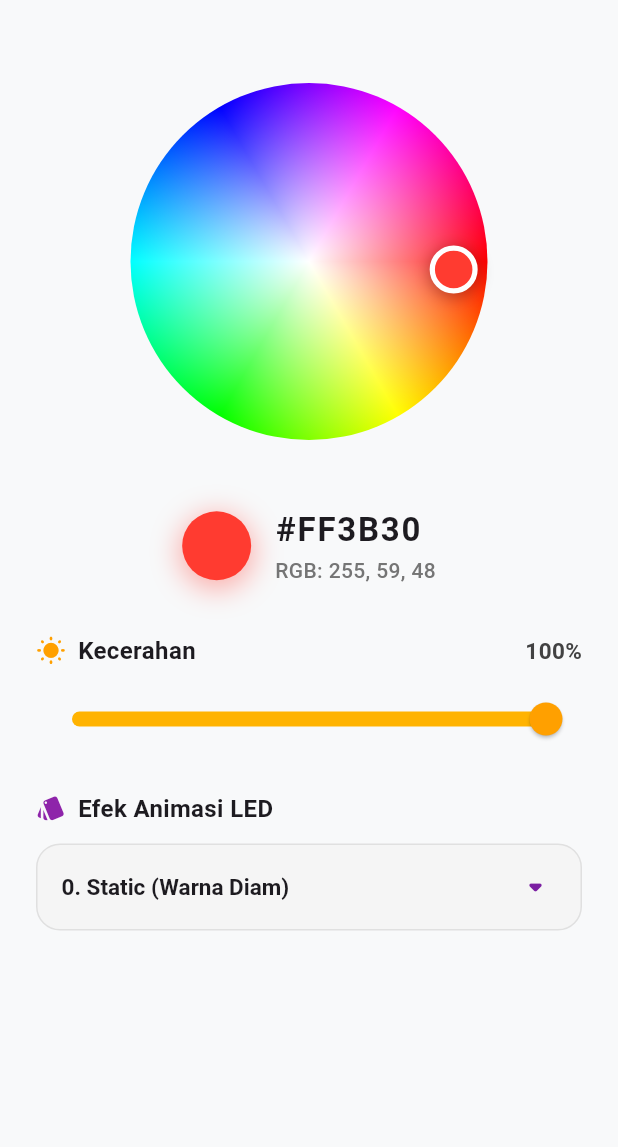
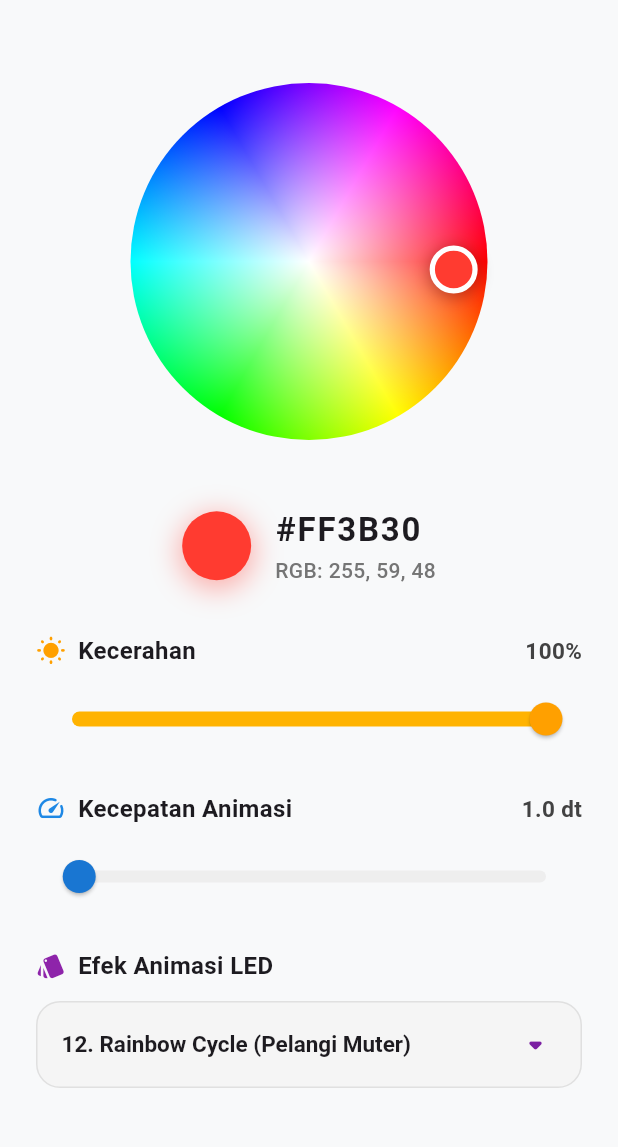
Before and after one commit to nh-hadi/rgb_light, a Flutter app: the screen it shows after launch, on a phone screen of 412 x 824 dp, the part 61-1208 px from its top. Run offline on Flutter 3.47's test engine with Material 3 defaults, Android fonts, the light colour scheme and no system bars; network calls fail.

Commit message:
feat: perbaikan koneksi websocket ganda, slider kecepatan, mode rainbow default, dan ci workflow

```diff
--- a/lib/main.dart
+++ b/lib/main.dart
@@ -38,10 +38,13 @@ class ColorControlScreen extends StatefulWidget {
 }
 
 class _ColorControlScreenState extends State<ColorControlScreen> {
-  // Status Warna, Kecerahan, dan Mode Efek
+  // Status Warna, Kecerahan, Kecepatan, dan Mode Efek
   Color _selectedColor = const Color(0xFFFF3B30); // Warna Awal (Merah)
   double _brightness = 255.0; // Kecerahan 0 - 255
-  WS2812FXMode _selectedMode = kWS2812FXModes[0]; // Default Mode 0 (Static)
+  double _speed = 1000.0; // Kecepatan default 1000 ms (1 detik)
+
+  // Default Mode ke Mode 12 (Rainbow Cycle) sesuai permintaan
+  WS2812FXMode _selectedMode = kWS2812FXModes[12];
 
   final EspWebSocketService _espService = EspWebSocketService();
 
@@ -63,11 +66,16 @@ class _ColorControlScreenState extends State<ColorControlScreen> {
     final int g = (_selectedColor.g * 255).round();
     final int b = (_selectedColor.b * 255).round();
 
-    // Format string HEX (#RRGGBB)
     final String hexCode =
         '#${r.toRadixString(16).padLeft(2, '0').toUpperCase()}'
         '${g.toRadixString(16).padLeft(2, '0').toUpperCase()}'
         '${b.toRadixString(16).padLeft(2, '0').toUpperCase()}';
+
+    // Format tampilan kecepatan (detik / milidetik)
+    final double speedInSec = _speed / 1000.0;
+    final String speedLabel = speedInSec >= 1.0
+        ? '${speedInSec.toStringAsFixed(1)} dt'
+        : '${_speed.round()} ms';
 
     return Scaffold(
       appBar: AppBar(
@@ -164,7 +172,6 @@ class _ColorControlScreenState extends State<ColorControlScreen> {
               Row(
                 mainAxisAlignment: MainAxisAlignment.center,
                 children: [
-                  // Lingkaran Preview Warna Aktif
                   AnimatedContainer(
                     duration: const Duration(milliseconds: 100),
                     width: 46,
@@ -183,7 +190,6 @@ class _ColorControlScreenState extends State<ColorControlScreen> {
                     ),
                   ),
                   const SizedBox(width: 16),
-                  // Teks Kode Warna HEX & RGB
                   Column(
                     crossAxisAlignment: CrossAxisAlignment.start,
                     children: [
@@ -276,7 +282,71 @@ class _ColorControlScreenState extends State<ColorControlScreen> {
 
               const SizedBox(height: 24),
 
-              // 4. DROPDOWN LIST EFEK ANIMASI WS2812FX SEAMLESS
+              // 4. SLIDER KECEPATAN ANIMASI (SPEED SLIDER: 10 ms s/d 65.000 ms)
+              Column(
+                crossAxisAlignment: CrossAxisAlignment.start,
+                children: [
+                  Row(
+                    mainAxisAlignment: MainAxisAlignment.spaceBetween,
+                    children: [
+                      Row(
+                        children: [
+                          Icon(
+                            Icons.speed_rounded,
+                            size: 20,
+                            color: Colors.blue[600],
+                          ),
+                          const SizedBox(width: 8),
+                          const Text(
+                            'Kecepatan Animasi',
+                            style: TextStyle(
+                              fontSize: 16,
+                              fontWeight: FontWeight.w600,
+                              color: Color(0xFF1D1B20),
+                            ),
+                          ),
+                        ],
+                      ),
+                      Text(
+                        speedLabel,
+                        style: TextStyle(
+                          fontSize: 15,
+                          fontWeight: FontWeight.bold,
+                          color: Colors.grey[800],
+                        ),
+                      ),
+                    ],
+                  ),
+                  const SizedBox(height: 10),
+                  SliderTheme(
+                    data: SliderTheme.of(context).copyWith(
+                      activeTrackColor: Colors.blue[600],
+                      inactiveTrackColor: Colors.grey[200],
+                      thumbColor: Colors.blue[700],
+                      overlayColor: Colors.blue[100]?.withValues(alpha: 0.5),
+                      trackHeight: 8,
+                      thumbShape: const RoundSliderThumbShape(
+                        enabledThumbRadius: 11,
+                      ),
+                    ),
+                    child: Slider(
+                      value: _speed,
+                      min: 10,
+                      max: 65000,
+                      onChanged: (val) {
+                        setState(() {
+                          _speed = val;
+                        });
+                        _espService.sendSpeed(val.round());
+                      },
+                    ),
+                  ),
+                ],
+              ),
+
+              const SizedBox(height: 24),
+
+              // 5. DROPDOWN LIST EFEK ANIMASI WS2812FX SEAMLESS
               Column(
                 crossAxisAlignment: CrossAxisAlignment.start,
                 children: [
@@ -299,7 +369,6 @@ class _ColorControlScreenState extends State<ColorControlScreen> {
                     ],
                   ),
                   const SizedBox(height: 12),
-                  // Dropdown List Pilihan Efek
                   Container(
                     width: double.infinity,
                     padding: const EdgeInsets.symmetric(horizontal: 16, vertical: 4),
```
Also changed, not shown: lib/esp_websocket_service.dart (+55 -8 lines).
